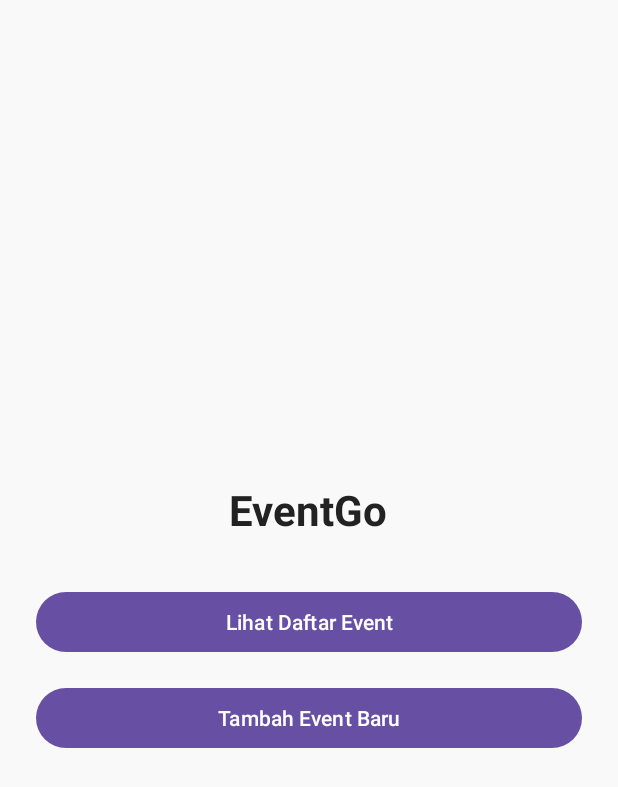
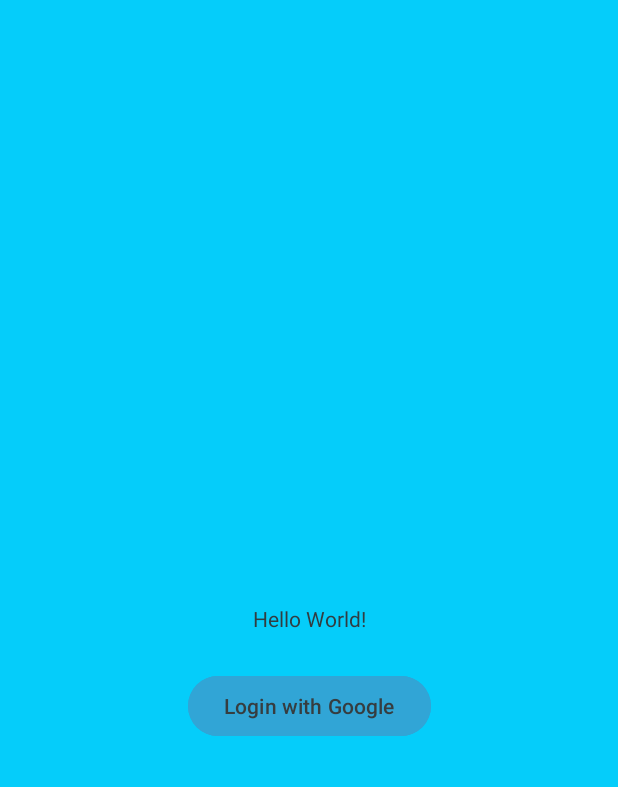
Before and after one commit to FerdiansyahDwi/EventGo_Ferdi, an Android app: the layout activity_main.xml on its own in the app's theme, with its tools: preview values and no code run, on a phone screen of 412 x 824 dp. Shown: the top 787 px of the screen. Run offline under Robolectric (Android 15) with nearby library versions, the phone set to English and light mode, and no system bars.

```diff
--- a/app/build.gradle.kts
+++ b/app/build.gradle.kts
@@ -73,4 +73,6 @@ dependencies {
 // Play Services Auth (wajib agar bisa buka akun Google)
     implementation("com.google.android.gms:play-services-auth:21.2.0")
 
+    implementation ("com.cloudinary:cloudinary-android:2.3.1")
+
 }
--- a/app/src/main/res/layout/activity_main.xml
+++ b/app/src/main/res/layout/activity_main.xml
@@ -1,34 +1,35 @@
 <?xml version="1.0" encoding="utf-8"?>
-<LinearLayout xmlns:android="http://schemas.android.com/apk/res/android"
+<androidx.constraintlayout.widget.ConstraintLayout xmlns:android="http://schemas.android.com/apk/res/android"
+    xmlns:app="http://schemas.android.com/apk/res-auto"
     xmlns:tools="http://schemas.android.com/tools"
-    android:orientation="vertical"
-    android:gravity="center"
-    android:padding="24dp"
-    android:background="#F9F9F9"
-    tools:context="MainActivity"
+    android:id="@+id/main"
     android:layout_width="match_parent"
-    android:layout_height="match_parent">
+    android:layout_height="match_parent"
+    android:background="#05cdfa"
+    android:foregroundTint="#FFFFFF"
+    tools:context=".MainActivity">
 
     <TextView
-        android:text="EventGo"
-        android:textSize="28sp"
-        android:textStyle="bold"
-        android:textColor="#222"
-        android:layout_marginBottom="32dp"
         android:layout_width="wrap_content"
-        android:layout_height="wrap_content" />
+        android:layout_height="wrap_content"
+        android:text="Hello World!"
+        android:textColor="#323c40"
+        app:layout_constraintBottom_toBottomOf="parent"
+        app:layout_constraintEnd_toEndOf="parent"
+        app:layout_constraintStart_toStartOf="parent"
+        app:layout_constraintTop_toTopOf="parent" />
 
     <Button
-        android:id="@+id/btnViewEvents"
-        android:text="Lihat Daftar Event"
-        android:layout_marginBottom="16dp"
-        android:layout_width="match_parent"
-        android:layout_height="wrap_content" />
+        android:id="@+id/btnLogin"
+        android:layout_width="wrap_content"
+        android:layout_height="wrap_content"
+        android:layout_marginTop="175px"
+        android:backgroundTint="#31a5d6"
+        android:text="Login with Google"
+        android:textColor="#363d40"
+        app:layout_constraintBottom_toBottomOf="parent"
+        app:layout_constraintEnd_toEndOf="parent"
+        app:layout_constraintStart_toStartOf="parent"
+        app:layout_constraintTop_toTopOf="parent" />
 
-    <Button
-        android:id="@+id/btnAddEvent"
-        android:text="Tambah Event Baru"
-        android:layout_width="match_parent"
-        android:layout_height="wrap_content" />
-
-</LinearLayout>
+</androidx.constraintlayout.widget.ConstraintLayout>
--- /dev/null
+++ b/app/src/main/res/xml/cloudinary_config.xml
@@ -0,0 +1,6 @@
+<?xml version="1.0" encoding="utf-8"?>
+<cloudinary>
+    <cloud_name>dqs99dmch</cloud_name>
+    <api_key>871657475853684</api_key>
+    <api_secret>nr_SAdat_KM83Xpcj13dlM7OFU4</api_secret>
+</cloudinary>
```
Also changed, not shown: app/src/main/AndroidManifest.xml (+13 -19 lines), app/src/main/java/com/example/eventgo/CreateEventActivity.kt (+52 -14 lines), app/src/main/java/com/example/eventgo/EventListActivity.kt (added, +42 -0 lines), app/src/main/java/com/example/eventgo/adapter/EventAdapter.kt (+36 -6 lines), app/src/main/res/layout/activity_event_list.xml (added, +33 -0 lines), app/src/main/res/layout/activity_home.xml (added, +42 -0 lines), app/src/main/res/layout/item_event.xml (added, +81 -0 lines), settings.gradle.kts (+4 -7 lines), 1 other file.
